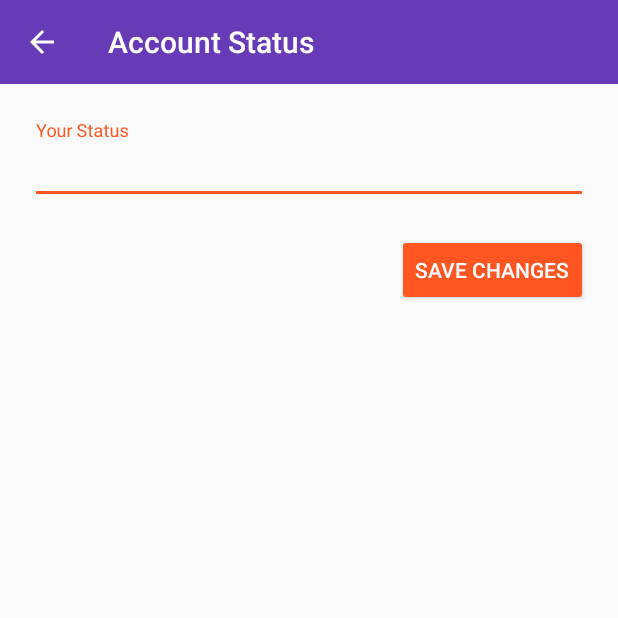
After one commit to BerserkerLurker/ChatBat, an Android app: the StatusActivity screen opened directly, with no data from a screen before it, on a phone screen of 412 x 824 dp, the top half of it. The commit adds this screen. Run offline under Robolectric (Android 15) with nearby library versions, the phone set to English and light mode, and no system bars; our stand-ins replace Firebase (no records; nobody signed in at launch, a user with empty details on screens opened directly).

Commit message:
status settings

```diff
--- a/app/build.gradle
+++ b/app/build.gradle
@@ -42,4 +42,5 @@ dependencies {
 
 
 
+
 apply plugin: 'com.google.gms.google-services'
--- a/app/src/main/AndroidManifest.xml
+++ b/app/src/main/AndroidManifest.xml
@@ -25,7 +25,9 @@
             android:name=".RegisterActivity"
             android:parentActivityName=".StartActivity" />
         <activity android:name=".LoginActivity" />
-        <activity android:name=".SettingsActivity"></activity>
+        <activity android:name=".SettingsActivity" />
+        <activity android:name=".StatusActivity"
+            android:parentActivityName=".SettingsActivity"></activity>
     </application>
 
 </manifest>
--- a/app/src/main/java/com/dev/kallinikos/chatbat/MainActivity.java
+++ b/app/src/main/java/com/dev/kallinikos/chatbat/MainActivity.java
@@ -78,6 +78,11 @@ public class MainActivity extends AppCompatActivity {
             sendToStart();
         }
 
+        if(item.getItemId() == R.id.main_settings_btn){
+            Intent settingsIntent = new Intent(MainActivity.this, SettingsActivity.class);
+            startActivity(settingsIntent);
+        }
+
         return true;
     }
 }
--- /dev/null
+++ b/app/src/main/java/com/dev/kallinikos/chatbat/StatusActivity.java
@@ -0,0 +1,88 @@
+package com.dev.kallinikos.chatbat;
+
+import android.app.ProgressDialog;
+import android.support.annotation.NonNull;
+import android.support.design.widget.CoordinatorLayout;
+import android.support.design.widget.Snackbar;
+import android.support.design.widget.TextInputLayout;
+import android.support.v7.app.AppCompatActivity;
+import android.os.Bundle;
+import android.support.v7.widget.Toolbar;
+import android.text.TextUtils;
+import android.view.View;
+import android.widget.Button;
+import android.widget.RelativeLayout;
+import android.widget.Toast;
+
+import com.google.android.gms.tasks.OnCompleteListener;
+import com.google.android.gms.tasks.Task;
+import com.google.firebase.auth.FirebaseAuth;
+import com.google.firebase.auth.FirebaseUser;
+import com.google.firebase.database.DatabaseReference;
+import com.google.firebase.database.FirebaseDatabase;
+
+public class StatusActivity extends AppCompatActivity {
+
+    private Toolbar mToolbar;
+    private TextInputLayout mStatus;
+    private Button mSaveBtn;
+
+
+    private ProgressDialog mProgress;
+    // Firebase
+    private DatabaseReference mStatusDB;
+    private FirebaseUser mCurrentUser;
+
+    @Override
+    protected void onCreate(Bundle savedInstanceState) {
+        super.onCreate(savedInstanceState);
+        setContentView(R.layout.activity_status);
+
+        mCurrentUser = FirebaseAuth.getInstance().getCurrentUser();
+        String currentUid = mCurrentUser.getUid();
+        mStatusDB = FirebaseDatabase.getInstance().getReference().child("Users").child(currentUid);
+
+
+        mToolbar = (Toolbar)findViewById(R.id.status_app_bar);
+        setSupportActionBar(mToolbar);
+        getSupportActionBar().setTitle("Account Status");
+        getSupportActionBar().setDisplayHomeAsUpEnabled(true);
+
+        String statusValue = getIntent().getStringExtra("status");
+
+        // ProgDialog
+        mProgress = new ProgressDialog(this);
+
+        mStatus = (TextInputLayout)findViewById(R.id.status_input);
+        mSaveBtn = (Button)findViewById(R.id.status_save_btn);
+
+        mStatus.getEditText().setText(statusValue);
+        mSaveBtn.setOnClickListener(new View.OnClickListener() {
+            @Override
+            public void onClick(View v) {
+                String status = mStatus.getEditText().getText().toString();
+                if (!TextUtils.isEmpty(status)){
+                    // ProgDialog
+                    mProgress = new ProgressDialog(StatusActivity.this);
+                    mProgress.setTitle("Saving changes...");
+                    mProgress.setMessage("Please wait while we save the changes");
+                    mProgress.show();
+
+                    mStatusDB.child("status").setValue(status).addOnCompleteListener(new OnCompleteListener<Void>() {
+                        @Override
+                        public void onComplete(@NonNull Task<Void> task) {
+                            if (task.isSuccessful()){
+                                mProgress.dismiss();
+                                finish();
+                            }else{
+                                Toast.makeText(StatusActivity.this, "Status update failed", Toast.LENGTH_SHORT).show();
+                            }
+                        }
+                    });
+                }else {
+                    Toast.makeText(StatusActivity.this, "Status can't be empty", Toast.LENGTH_SHORT).show();
+                }
+            }
+        });
+    }
+}
--- /dev/null
+++ b/app/src/main/res/layout/activity_status.xml
@@ -0,0 +1,41 @@
+<?xml version="1.0" encoding="utf-8"?>
+<RelativeLayout xmlns:android="http://schemas.android.com/apk/res/android"
+    xmlns:app="http://schemas.android.com/apk/res-auto"
+    xmlns:tools="http://schemas.android.com/tools"
+    android:layout_width="match_parent"
+    android:layout_height="match_parent"
+    tools:context="com.dev.kallinikos.chatbat.StatusActivity">
+    <include layout="@layout/app_bar_layout" android:id="@+id/status_app_bar"
+        android:layout_width="match_parent"
+        android:layout_height="wrap_content"/>
+
+    <android.support.design.widget.TextInputLayout
+        android:layout_width="match_parent"
+        android:layout_height="wrap_content"
+        android:id="@+id/status_input"
+        android:layout_marginTop="80dp"
+        android:layout_marginLeft="20dp"
+        android:layout_marginRight="20dp">
+
+        <EditText
+            android:layout_width="match_parent"
+            android:layout_height="wrap_content"
+            android:hint="Your Status" />
+    </android.support.design.widget.TextInputLayout>
+
+
+    <Button
+        android:id="@+id/status_save_btn"
+        android:layout_width="wrap_content"
+        android:layout_height="wrap_content"
+        android:layout_below="@+id/status_input"
+        android:layout_alignEnd="@+id/status_input"
+        android:layout_marginTop="20dp"
+        android:text="Save Changes"
+        android:backgroundTint="@color/colorAccent"
+        android:textColor="@android:color/white"/>
+
+
+
+
+</RelativeLayout>
```
Also changed, not shown: app/src/main/java/com/dev/kallinikos/chatbat/SettingsActivity.java (+64 -0 lines).
